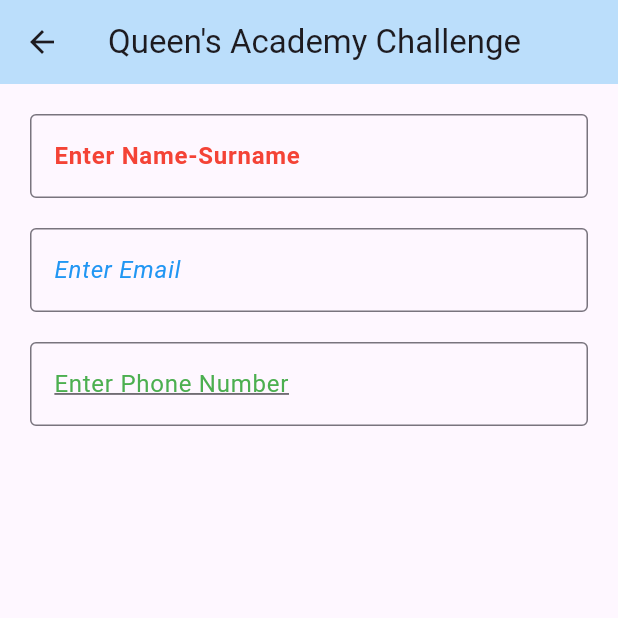
After one commit to iremyasar01/neonAcademyApps, a Flutter app: the screen it shows after launch, after a tap on "The Wicked Queen", on a phone screen of 412 x 824 dp, the top half of it. The commit adds this screen. Run offline on Flutter 3.47's test engine with Material 3 defaults, Android fonts, the phone set to English and light mode, and no system bars; our stand-ins replace audioplayers.

Commit message:
‘taskqueen’

```diff
--- a/lib/screens/home_screen.dart
+++ b/lib/screens/home_screen.dart
@@ -1,5 +1,6 @@
 import 'package:flutter/material.dart';
 import 'package:neonacademyapss/screens/container_screen.dart';
+import 'package:neonacademyapss/screens/wicked_queen_screen.dart';
 import 'package:neonacademyapss/screens/wild_west_screen.dart';
 
 class HomeScreen extends StatelessWidget {
@@ -23,6 +24,7 @@ class HomeScreen extends StatelessWidget {
                 );
               },
               child: const Text('Awesome Gallery'),
+              //contaniers
             ),
             const SizedBox(height: 20),
              ElevatedButton(
@@ -33,6 +35,18 @@ class HomeScreen extends StatelessWidget {
                 );
               },
               child: const Text('Wild Test'),
+              //buttons
+            ),
+              const SizedBox(height: 20),
+             ElevatedButton(
+              onPressed: () {
+                Navigator.push(
+                  context,
+                  MaterialPageRoute(builder: (context) => const WickedQueenScreen()),
+                );
+              },
+              child: const Text('The Wicked Queen'),
+              //Textfields
             ),
           ],
         ),
--- /dev/null
+++ b/lib/screens/wicked_queen_screen.dart
@@ -0,0 +1,105 @@
+import 'package:flutter/material.dart';
+import 'package:flutter/services.dart';
+
+
+
+class WickedQueenScreen extends StatefulWidget {
+  const WickedQueenScreen({super.key});
+
+  @override
+  State<WickedQueenScreen> createState() => _WickedQueenScreenState();
+}
+
+class _WickedQueenScreenState extends State<WickedQueenScreen> {
+  final TextEditingController _nameController = TextEditingController();
+  final TextEditingController _emailController = TextEditingController();
+  final TextEditingController _phoneController = TextEditingController();
+  String? _emailError;
+
+  @override
+  void dispose() {
+    _nameController.dispose();
+    _emailController.dispose();
+    _phoneController.dispose();
+    super.dispose();
+  }
+
+  void _validateEmail(String value) {
+    final emailRegex = RegExp(r'^[\w-\.]+@([\w-]+\.)+[\w-]{2,4}$');
+    setState(() {
+      _emailError = emailRegex.hasMatch(value) ? null : 'Invalid email format';
+    });
+  }
+
+  @override
+  Widget build(BuildContext context) {
+    return Scaffold(
+      appBar: AppBar(
+        title: const Text('Queen\'s Academy Challenge'),
+        backgroundColor: Colors.blue[100],
+      ),
+      body: Padding(
+        padding: const EdgeInsets.all(20.0),
+        child: Column(
+          children: [
+            // Name-Surname Field
+            TextField(
+              controller: _nameController,
+              decoration:const InputDecoration(
+                hintText: "Enter Name-Surname",
+                hintStyle: TextStyle(
+                  color: Colors.red,
+                  fontWeight: FontWeight.bold,
+                ),
+                border: OutlineInputBorder(),
+                errorText: null,
+              ),
+              textInputAction: TextInputAction.done,
+              onSubmitted: (_) => FocusScope.of(context).unfocus(),
+            ),
+
+            const SizedBox(height: 20),
+
+
+            TextField(
+              controller: _emailController,
+              decoration: InputDecoration(
+                hintText: "Enter Email",
+                hintStyle: const TextStyle(
+                  color: Colors.blue,
+                  fontStyle: FontStyle.italic,
+                ),
+                border: const OutlineInputBorder(),
+                errorText: _emailError,
+              ),
+              keyboardType: TextInputType.emailAddress,
+              onChanged: _validateEmail,
+            ),
+
+            const SizedBox(height: 20),
+
+
+            TextField(
+              controller: _phoneController,
+              decoration: const InputDecoration(
+                hintText: "Enter Phone Number",
+                hintStyle:  TextStyle(
+                  color: Colors.green,
+                  decoration: TextDecoration.underline,
+                ),
+                border:  OutlineInputBorder(),
+                counterText: '',
+              ),
+              keyboardType: TextInputType.phone,
+              inputFormatters: [
+                FilteringTextInputFormatter.digitsOnly,
+                LengthLimitingTextInputFormatter(10),
+              ],
+              maxLength: 10,
+            ),
+          ],
+        ),
+      ),
+    );
+  }
+}
```
